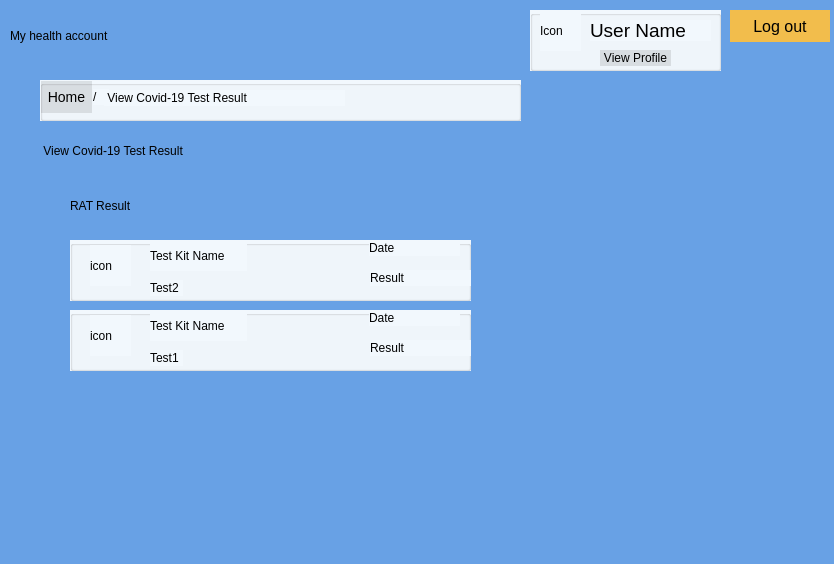
Qt form usercovid19testresult.ui (Darijan444/COV-19-Desktop_App) before a commit.
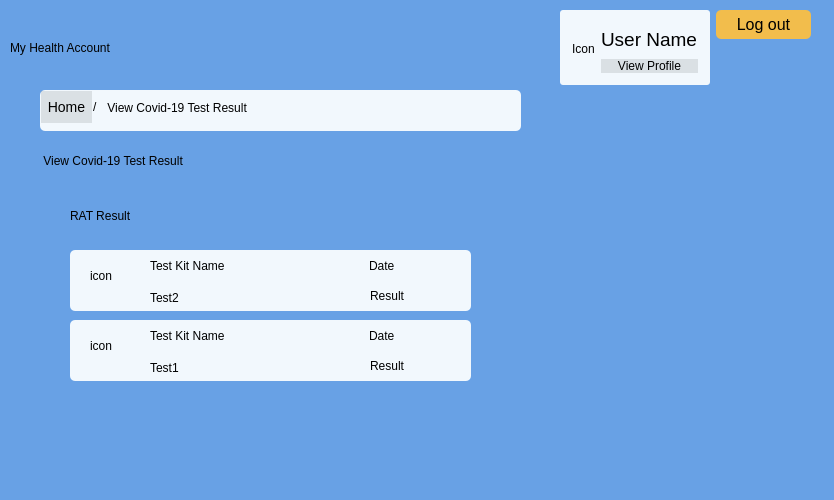
The same form after that commit.

Diff of the .ui file:
```diff
--- a/usercovid19testresult.ui
+++ b/usercovid19testresult.ui
@@ -7,7 +7,7 @@
     <x>0</x>
     <y>0</y>
     <width>834</width>
-    <height>564</height>
+    <height>500</height>
    </rect>
   </property>
   <property name="windowTitle">
@@ -20,7 +20,7 @@
    <property name="geometry">
     <rect>
      <x>40</x>
-     <y>130</y>
+     <y>140</y>
      <width>361</width>
      <height>41</height>
     </rect>
@@ -37,13 +37,16 @@
    <property name="geometry">
     <rect>
      <x>70</x>
-     <y>240</y>
+     <y>250</y>
      <width>401</width>
      <height>61</height>
     </rect>
    </property>
    <property name="styleSheet">
-    <string notr="true">background-color: rgb(242, 248, 253)</string>
+    <string notr="true">QGroupBox { 
+     border-radius: 5px; 
+	background-color: rgb(242, 248, 253);
+ } </string>
    </property>
    <property name="title">
     <string/>
@@ -58,7 +61,7 @@
      </rect>
     </property>
     <property name="styleSheet">
-     <string notr="true">background-color: rgb(242, 248, 253)</string>
+     <string notr="true">background-color: rgb(242, 248, 253, 0)</string>
     </property>
     <property name="text">
      <string>icon</string>
@@ -75,7 +78,7 @@
     </property>
     <property name="styleSheet">
      <string notr="true">font: 16pt &quot;.AppleSystemUIFont&quot;;
-background-color: rgb(242, 248, 253)</string>
+background-color: rgb(242, 248, 253, 0)</string>
     </property>
     <property name="text">
      <string>Test Kit Name</string>
@@ -91,7 +94,7 @@
      </rect>
     </property>
     <property name="styleSheet">
-     <string notr="true">background-color: rgb(242, 248, 253)</string>
+     <string notr="true">background-color: rgb(242, 248, 253, 0)</string>
     </property>
     <property name="text">
      <string>Test2</string>
@@ -101,13 +104,13 @@
     <property name="geometry">
      <rect>
       <x>299</x>
-      <y>0</y>
+      <y>8</y>
       <width>91</width>
       <height>16</height>
      </rect>
     </property>
     <property name="styleSheet">
-     <string notr="true">background-color: rgb(242, 248, 253)</string>
+     <string notr="true">background-color: rgb(242, 248, 253, 0)</string>
     </property>
     <property name="text">
      <string>Date</string>
@@ -117,13 +120,13 @@
     <property name="geometry">
      <rect>
       <x>300</x>
-      <y>30</y>
+      <y>38</y>
       <width>101</width>
       <height>16</height>
      </rect>
     </property>
     <property name="styleSheet">
-     <string notr="true">background-color: rgb(242, 248, 253)</string>
+     <string notr="true">background-color: rgb(242, 248, 253, 0)</string>
     </property>
     <property name="text">
      <string>Result</string>
@@ -134,7 +137,7 @@
    <property name="geometry">
     <rect>
      <x>70</x>
-     <y>190</y>
+     <y>200</y>
      <width>201</width>
      <height>31</height>
     </rect>
@@ -151,13 +154,16 @@
    <property name="geometry">
     <rect>
      <x>70</x>
-     <y>310</y>
+     <y>320</y>
      <width>401</width>
      <height>61</height>
     </rect>
    </property>
    <property name="styleSheet">
-    <string notr="true">background-color: rgb(242, 248, 253)</string>
+    <string notr="true">QGroupBox { 
+     border-radius: 5px; 
+	background-color: rgb(242, 248, 253);
+ } </string>
    </property>
    <property name="title">
     <string/>
@@ -172,7 +178,7 @@
      </rect>
     </property>
     <property name="styleSheet">
-     <string notr="true">background-color: rgb(242, 248, 253)</string>
+     <string notr="true">background-color: rgb(242, 248, 253, 0)</string>
     </property>
     <property name="text">
      <string>icon</string>
@@ -189,7 +195,7 @@
     </property>
     <property name="styleSheet">
      <string notr="true">font: 16pt &quot;.AppleSystemUIFont&quot;;
-background-color: rgb(242, 248, 253)</string>
+background-color: rgb(242, 248, 253, 0)</string>
     </property>
     <property name="text">
      <string>Test Kit Name</string>
@@ -205,7 +211,7 @@
      </rect>
     </property>
     <property name="styleSheet">
-     <string notr="true">background-color: rgb(242, 248, 253)</string>
+     <string notr="true">background-color: rgb(242, 248, 253, 0)</string>
     </property>
     <property name="text">
      <string>Test1</string>
@@ -215,13 +221,13 @@
     <property name="geometry">
      <rect>
       <x>299</x>
-      <y>0</y>
+      <y>8</y>
       <width>91</width>
       <height>16</height>
      </rect>
     </property>
     <property name="styleSheet">
-     <string notr="true">background-color: rgb(242, 248, 253)</string>
+     <string notr="true">background-color: rgb(242, 248, 253, 0)</string>
     </property>
     <property name="text">
      <string>Date</string>
@@ -231,13 +237,13 @@
     <property name="geometry">
      <rect>
       <x>300</x>
-      <y>30</y>
+      <y>38</y>
       <width>101</width>
       <height>16</height>
      </rect>
     </property>
     <property name="styleSheet">
-     <string notr="true">background-color: rgb(242, 248, 253)</string>
+     <string notr="true">background-color: rgb(242, 248, 253, 0)</string>
     </property>
     <property name="text">
      <string>Result</string>
@@ -248,13 +254,16 @@
    <property name="geometry">
     <rect>
      <x>40</x>
-     <y>80</y>
+     <y>90</y>
      <width>481</width>
      <height>41</height>
     </rect>
    </property>
    <property name="styleSheet">
-    <string notr="true">background-color: rgb(242, 248, 253)</string>
+    <string notr="true">QGroupBox { 
+     border-radius: 5px; 
+	background-color: rgb(242, 248, 253);
+ } </string>
    </property>
    <property name="title">
     <string/>
@@ -268,6 +277,9 @@
       <height>16</height>
      </rect>
     </property>
+    <property name="styleSheet">
+     <string notr="true">background-color: rgb(242, 248, 253,0)</string>
+    </property>
     <property name="text">
      <string>/</string>
     </property>
@@ -282,7 +294,7 @@
      </rect>
     </property>
     <property name="styleSheet">
-     <string notr="true">background-color: rgb(242, 248, 253)</string>
+     <string notr="true">background-color: rgb(242, 248, 253, 0)</string>
     </property>
     <property name="text">
      <string> View Covid-19 Test Result</string>
@@ -316,83 +328,66 @@
     </property>
    </widget>
   </widget>
-  <widget class="QPushButton" name="pushButtonLogout">
-   <property name="geometry">
-    <rect>
-     <x>730</x>
-     <y>10</y>
-     <width>100</width>
-     <height>32</height>
-    </rect>
-   </property>
-   <property name="styleSheet">
-    <string notr="true">QPushButton {
-
-    background-color: rgb(242, 189, 76); 
-
-    border: none; 
-
-    color: rgb(0, 0, 0); 
-
-    font: 16px;
-
-} 
-
-QPushButton:hover { 
-
-    background-color: rgb(245, 149, 66); 
-
-    border: none; 
-
-    color: rgb(0, 43, 255); 
-
-}</string>
-   </property>
-   <property name="text">
-    <string>Log out</string>
-   </property>
-  </widget>
-  <widget class="QLabel" name="label_6">
+  <widget class="QWidget" name="layoutWidget">
    <property name="geometry">
     <rect>
      <x>10</x>
      <y>10</y>
-     <width>341</width>
-     <height>51</height>
+     <width>801</width>
+     <height>75</height>
     </rect>
    </property>
+   <layout class="QHBoxLayout" name="horizontalLayout">
+    <item>
+     <widget class="QLabel" name="label">
    <property name="styleSheet">
-    <string notr="true">font: 24pt &quot;.AppleSystemUIFont&quot;;
+       <string notr="true">font: 30pt &quot;.AppleSystemUIFont&quot;;
 background-color: rgb(104, 161, 229);</string>
    </property>
    <property name="text">
-    <string>My health account </string>
-   </property>
-  </widget>
+       <string>My Health Account </string>
+      </property>
+     </widget>
+    </item>
+    <item>
+     <spacer name="horizontalSpacer">
+      <property name="orientation">
+       <enum>Qt::Horizontal</enum>
+      </property>
+      <property name="sizeHint" stdset="0">
+       <size>
+        <width>368</width>
+        <height>20</height>
+       </size>
+      </property>
+     </spacer>
+    </item>
+    <item>
   <widget class="QGroupBox" name="groupBox_6">
-   <property name="geometry">
-    <rect>
-     <x>530</x>
-     <y>10</y>
-     <width>191</width>
-     <height>61</height>
-    </rect>
-   </property>
    <property name="styleSheet">
-    <string notr="true">background-color: rgb(242, 248, 253)</string>
+       <string notr="true">QGroupBox { 
+     border-radius: 3px; 
+	background-color: rgb(242, 248, 253);
+ } </string>
    </property>
    <property name="title">
     <string/>
    </property>
+      <layout class="QGridLayout" name="gridLayout_2">
+       <item row="0" column="0">
+        <widget class="QLabel" name="labelIconUser">
+         <property name="styleSheet">
+          <string notr="true">background-color: rgb(242, 248, 253,0)</string>
+         </property>
+         <property name="text">
+          <string>Icon</string>
+         </property>
+        </widget>
+       </item>
+       <item row="0" column="1">
+        <layout class="QVBoxLayout" name="verticalLayout">
+         <item>
    <widget class="QLabel" name="labelUserName">
-    <property name="geometry">
-     <rect>
-      <x>60</x>
-      <y>10</y>
-      <width>121</width>
-      <height>21</height>
-     </rect>
-    </property>
     <property name="font">
      <font>
       <family>.AppleSystemUIFont</family>
@@ -403,36 +398,17 @@
     </property>
     <property name="styleSheet">
      <string notr="true">font: 14pt &quot;.AppleSystemUIFont&quot;;
-background-color: rgb(242, 248, 253)</string>
+background-color: rgb(242, 248, 253,0)</string>
     </property>
     <property name="text">
      <string>User Name</string>
     </property>
    </widget>
-   <widget class="QLabel" name="labelIconUser">
-    <property name="geometry">
-     <rect>
-      <x>10</x>
-      <y>0</y>
-      <width>41</width>
-      <height>41</height>
-     </rect>
-    </property>
-    <property name="styleSheet">
-     <string notr="true">background-color: rgb(242, 248, 253)</string>
-    </property>
-    <property name="text">
-     <string>Icon</string>
-    </property>
-   </widget>
+         </item>
+         <item>
    <widget class="QPushButton" name="pushButtonViewProfile">
-    <property name="geometry">
-     <rect>
-      <x>70</x>
-      <y>40</y>
-      <width>71</width>
-      <height>16</height>
-     </rect>
+           <property name="layoutDirection">
+            <enum>Qt::LeftToRight</enum>
     </property>
     <property name="styleSheet">
      <string notr="true">QPushButton {
@@ -452,6 +428,54 @@
      <string>View Profile</string>
     </property>
    </widget>
+         </item>
+        </layout>
+       </item>
+      </layout>
+     </widget>
+    </item>
+    <item>
+     <layout class="QVBoxLayout" name="verticalLayout_2">
+      <item>
+       <widget class="QPushButton" name="pushButtonLogout">
+        <property name="styleSheet">
+         <string notr="true">QPushButton {
+    background-color: rgb(242, 189, 76); 
+    border: none;
+     border-radius: 5px; 
+    color: rgb(0, 0, 0); 
+    font: 16px;
+	padding: 5 20px;
+} 
+
+QPushButton:hover { 
+    background-color: rgb(245, 149, 66); 
+    border: none; 
+    border-radius: 5px; 
+    color: rgb(0, 43, 255); 
+}</string>
+        </property>
+        <property name="text">
+         <string>Log out</string>
+        </property>
+       </widget>
+      </item>
+      <item>
+       <spacer name="verticalSpacer">
+        <property name="orientation">
+         <enum>Qt::Vertical</enum>
+        </property>
+        <property name="sizeHint" stdset="0">
+         <size>
+          <width>20</width>
+          <height>28</height>
+         </size>
+        </property>
+       </spacer>
+      </item>
+     </layout>
+    </item>
+   </layout>
   </widget>
  </widget>
  <resources/>
```
Left out of the diff: 4 changed lines with no effect on the pictures. Lines whose indentation alone changed are shown as unchanged.
